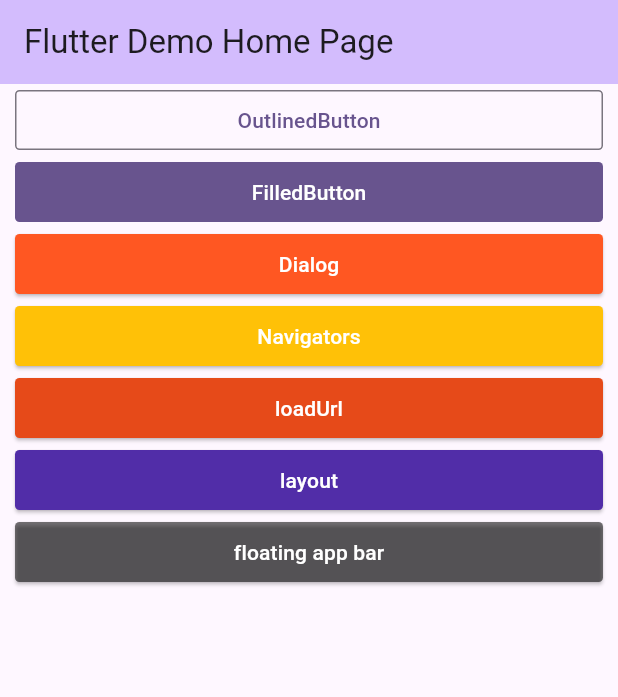
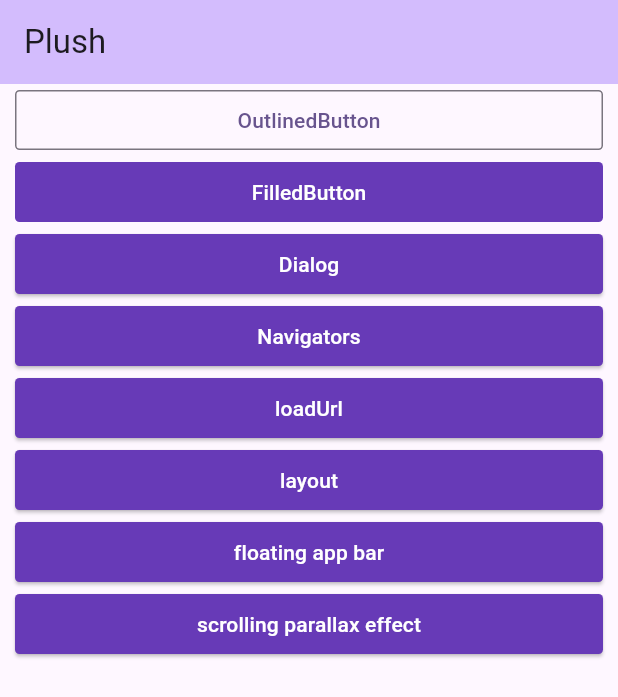
Before and after one commit to PlushTz/flutter_example, a Flutter app: the screen it shows after launch, on a phone screen of 412 x 824 dp. Shown: the top 697 px of the screen. Run offline on Flutter 3.47's test engine with Material 3 defaults, Android fonts, the phone set to English and light mode, and no system bars.

Commit message:
feat(master):scrolling parallax effect

```diff
--- a/lib/main.dart
+++ b/lib/main.dart
@@ -1,9 +1,10 @@
 import 'package:flutter/material.dart';
-import 'package:flutter_example/dialogs.dart';
-import 'package:flutter_example/floating_app_bar.dart';
-import 'package:flutter_example/layout.dart';
-import 'package:flutter_example/navigators.dart';
-import 'package:flutter_example/uifield.dart';
+import 'package:flutter_plush/dialogs.dart';
+import 'package:flutter_plush/floating_app_bar.dart';
+import 'package:flutter_plush/layout.dart';
+import 'package:flutter_plush/navigators.dart';
+import 'package:flutter_plush/scrolling_parallax_effect.dart';
+import 'package:flutter_plush/ui_field.dart';
 import 'package:url_launcher/url_launcher_string.dart';
 
 void main() {
@@ -16,11 +17,11 @@ class MyApp extends StatelessWidget {
   @override
   Widget build(BuildContext context) {
     return MaterialApp(
-      title: 'Flutter Demo',
+      title: 'Plush',
       theme: ThemeData(
         colorScheme: ColorScheme.fromSeed(seedColor: Colors.deepPurple),
       ),
-      home: const MyHomePage(title: 'Flutter Demo Home Page'),
+      home: const MyHomePage(title: 'Plush'),
     );
   }
 }
@@ -76,7 +77,7 @@ class ContentState extends StatelessWidget {
             style: OutlinedButton.styleFrom(
               shape: RoundedRectangleBorder(
                 borderRadius: BorderRadius.circular(
-                  UiField.ROUNDED_RECTANGLE_BORDER_RADIUS,
+                  UiField.roundedRectangleBorderRadius,
                 ),
               ),
             ),
@@ -87,27 +88,24 @@ class ContentState extends StatelessWidget {
             style: FilledButton.styleFrom(
               shape: RoundedRectangleBorder(
                 borderRadius: BorderRadius.circular(
-                  UiField.ROUNDED_RECTANGLE_BORDER_RADIUS,
+                  UiField.roundedRectangleBorderRadius,
                 ),
               ),
+              backgroundColor: Colors.deepPurple,
             ),
-            child: Text('FilledButton'),
+            child: Text('FilledButton', style: TextStyle(color: Colors.white)),
           ),
           ElevatedButton(
             style: ElevatedButton.styleFrom(
               shape: RoundedRectangleBorder(
                 borderRadius: BorderRadius.circular(
-                  UiField.ROUNDED_RECTANGLE_BORDER_RADIUS,
+                  UiField.roundedRectangleBorderRadius,
                 ),
               ),
               fixedSize: const Size.fromHeight(0),
-              backgroundColor: Colors.deepOrange,
+              backgroundColor: Colors.deepPurple,
             ),
-            onPressed: () => {
-              Navigator.of(context).push(
-                MaterialPageRoute(builder: (context) => AlertDialogExample()),
-              ),
-            },
+            onPressed: () => {AlertDialogUtil.showAlertDialog(context)},
             child: Text('Dialog', style: TextStyle(color: Colors.white)),
           ),
           ElevatedButton(
@@ -122,27 +120,27 @@ class ContentState extends StatelessWidget {
             style: ElevatedButton.styleFrom(
               shape: RoundedRectangleBorder(
                 borderRadius: BorderRadius.circular(
-                  UiField.ROUNDED_RECTANGLE_BORDER_RADIUS,
+                  UiField.roundedRectangleBorderRadius,
                 ),
               ),
-              backgroundColor: Colors.amber[500],
+              backgroundColor: Colors.deepPurple,
             ),
             child: Text('Navigators', style: TextStyle(color: Colors.white)),
           ),
           ElevatedButton(
             onPressed: () => {
               launchUrlString(
-                'http://www.baidu.com',
+                'https://www.baidu.com',
                 mode: LaunchMode.inAppWebView,
               ),
             },
             style: ElevatedButton.styleFrom(
               shape: RoundedRectangleBorder(
                 borderRadius: BorderRadius.circular(
-                  UiField.ROUNDED_RECTANGLE_BORDER_RADIUS,
+                  UiField.roundedRectangleBorderRadius,
                 ),
               ),
-              backgroundColor: Colors.deepOrange[700],
+              backgroundColor: Colors.deepPurple,
             ),
             child: Text('loadUrl', style: TextStyle(color: Colors.white)),
           ),
@@ -156,10 +154,10 @@ class ContentState extends StatelessWidget {
             style: ElevatedButton.styleFrom(
               shape: RoundedRectangleBorder(
                 borderRadius: BorderRadius.circular(
-                  UiField.ROUNDED_RECTANGLE_BORDER_RADIUS,
+                  UiField.roundedRectangleBorderRadius,
                 ),
               ),
-              backgroundColor: Colors.deepPurple[700],
+              backgroundColor: Colors.deepPurple,
             ),
             child: Text('layout', style: TextStyle(color: Colors.white)),
           ),
@@ -173,13 +171,33 @@ class ContentState extends StatelessWidget {
             style: ElevatedButton.styleFrom(
               shape: RoundedRectangleBorder(
                 borderRadius: BorderRadius.circular(
-                  UiField.ROUNDED_RECTANGLE_BORDER_RADIUS,
+                  UiField.roundedRectangleBorderRadius,
                 ),
               ),
-              backgroundColor: Colors.black54,
+              backgroundColor: Colors.deepPurple,
             ),
             child: Text(
               'floating app bar',
+              style: TextStyle(color: Colors.white),
+            ),
+          ),
+          ElevatedButton(
+            onPressed: () => {
+              Navigator.push(
+                context,
+                MaterialPageRoute(builder: (context) => ParallaxRecipe()),
+              ),
+            },
+            style: ElevatedButton.styleFrom(
+              shape: RoundedRectangleBorder(
+                borderRadius: BorderRadius.circular(
+                  UiField.roundedRectangleBorderRadius,
+                ),
+              ),
+              backgroundColor: Colors.deepPurple,
+            ),
+            child: Text(
+              'scrolling parallax effect',
               style: TextStyle(color: Colors.white),
             ),
           ),
--- a/lib/uifield.dart
+++ b/lib/ui_field.dart
@@ -3,5 +3,6 @@
 /// Created on 2025/11/10
 /// Email: lijt@eetrust.com
 class UiField{
-  static const double ROUNDED_RECTANGLE_BORDER_RADIUS = 3.0;
+  /// 圆角矩形的圆角半径
+  static const double roundedRectangleBorderRadius = 3.0;
 }
--- a/pubspec.yaml
+++ b/pubspec.yaml
@@ -1,4 +1,4 @@
-name: flutter_example
+name: flutter_plush
 description: "A new Flutter project."
 # The following line prevents the package from being accidentally published to
 # pub.dev using `flutter pub publish`. This is preferred for private packages.
```
Also changed, not shown: lib/dialogs.dart (+37 -9 lines), lib/scrolling_parallax_effect.dart (added, +230 -0 lines), pubspec.lock, 1 other file.
